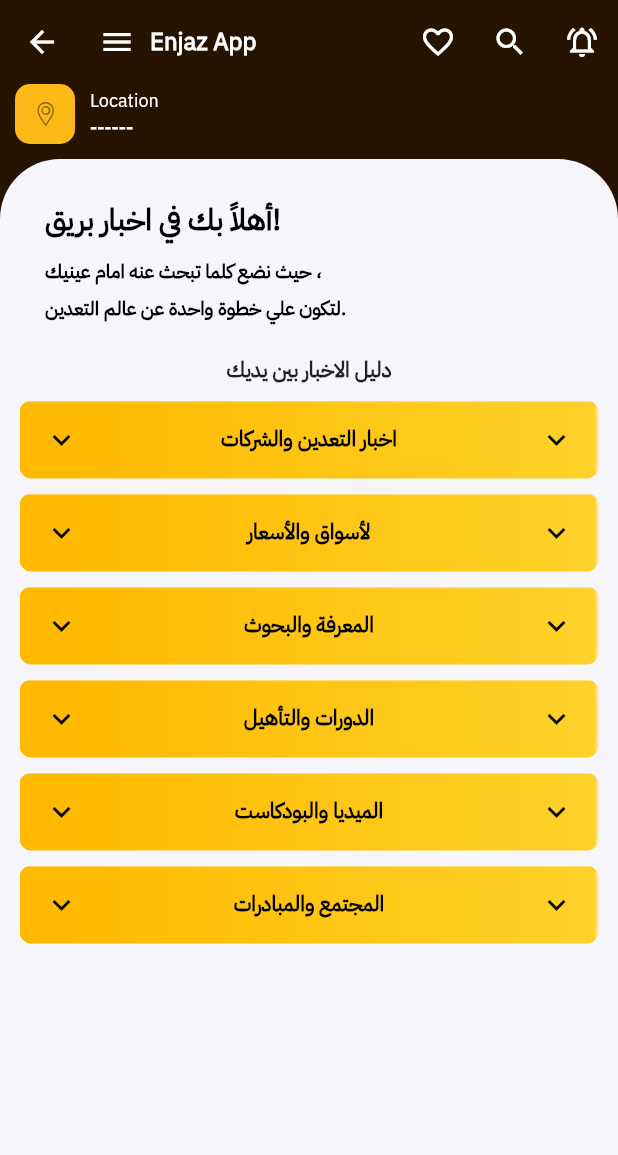
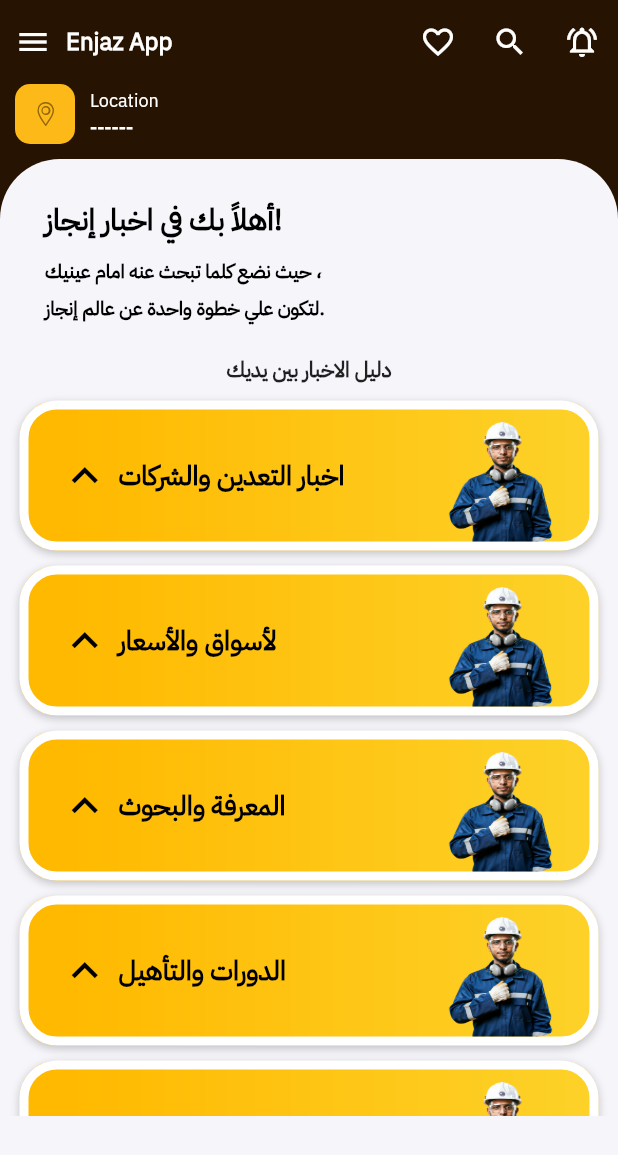
Before and after one commit to mohamed-sd/AlaaeldinMohamede_Enjaz-main, a Flutter app: the HomeNews screen opened directly, on a phone screen of 412 x 824 dp. Shown: the top 1155 px of the screen. Run offline on Flutter 3.47's test engine with Material 3 defaults, Android fonts, the phone set to English and light mode, and no system bars; our stand-ins replace audioplayers, awesome_notifications, bloc, cached_network_image, connectivity_plus, country_picker and 36 more; missing offline and left inert: android_intent_plus, any_link_preview, device_region, encrypt, flutter_pdfview, flutter_stripe and 6 more; accounts and stored records are empty; network calls fail.

Commit message:
loge  update

```diff
--- a/lib/ui/screens/main_activity.dart
+++ b/lib/ui/screens/main_activity.dart
@@ -282,7 +282,7 @@ class MainActivityState extends State<MainActivity>
   late List<Widget> pages = [
     HomeScreen(from: widget.from),
     HomeGuide(),
-    HomeGuide(),
+    HomeNews(),
     // HomeNews(),
     // ChatListScreen(),
     // ItemsScreen(),
@@ -479,7 +479,7 @@ class MainActivityState extends State<MainActivity>
                 //     AppIcons.myAdsNavActive, "myAdsTab".translate(context)),
 
                 buildBottomNavigationbarItem(
-                    2, AppIcons.articles, AppIcons.articles, " نادي التعدين "),
+                    2, AppIcons.articles, AppIcons.articles, "  مجتمع إنجاز "),
 
                 buildBottomNavigationbarItem(3, AppIcons.profileNav,
                     AppIcons.profileNavActive, "profileTab".translate(context))
--- a/lib/ui/screens/navigations/home_news.dart
+++ b/lib/ui/screens/navigations/home_news.dart
@@ -301,7 +301,7 @@ class HomeScreenState extends State<HomeNews>
                               padding: const EdgeInsetsDirectional.fromSTEB(
                                   0, 15, 0, 5),
                               child: Text(
-                                'أهلاً بك في اخبار بريق!',
+                                'أهلاً بك في اخبار إنجاز!',
                                 style: TextStyle(
                                     color: Colors.black,
                                     fontSize: 20,
@@ -326,7 +326,7 @@ class HomeScreenState extends State<HomeNews>
                               padding: const EdgeInsetsDirectional.fromSTEB(
                                   0, 5, 3, 0),
                               child: Text(
-                                'لتكون علي خطوة واحدة عن عالم التعدين.',
+                                'لتكون علي خطوة واحدة عن عالم إنجاز.',
                                 textAlign: TextAlign.justify,
                                 style: TextStyle(
                                     color: Colors.black,
@@ -876,35 +876,85 @@ class HomeScreenState extends State<HomeNews>
     );
   }
 
-  Container title_card(String title , bool section) {
+  Container title_card(String title, bool section) {
     return Container(
       margin: EdgeInsets.symmetric(horizontal: 13),
       width: double.infinity,
-      padding: const EdgeInsets.symmetric(horizontal: 16, vertical: 14),
+      height: 100,
+      padding: EdgeInsetsDirectional.fromSTEB(15, 0, 15, 0),
       decoration: BoxDecoration(
         image: DecorationImage(
           image: AssetImage(AppIcons.categoryBg),
           fit: BoxFit.fill,
         ),
-        borderRadius: BorderRadius.circular(8),
+        boxShadow: [
+          BoxShadow(
+            blurRadius: 4,
+            color: Color(0x33000000),
+            offset: Offset(
+              0,
+              2,
+            ),
+          )
+        ],
+        borderRadius: BorderRadius.circular(25),
+        border: Border.all(
+          color: Colors.white,
+          width: 6,
+        ),
       ),
       child: Row(
+        mainAxisSize: MainAxisSize.max,
+        mainAxisAlignment: MainAxisAlignment.spaceBetween,
         children: [
-          Icon(
-            section ? Icons.keyboard_arrow_up : Icons.keyboard_arrow_down,
-            color: Colors.black,
+          Padding(
+            padding: EdgeInsets.symmetric(horizontal: 5),
+            child: Column(
+              mainAxisSize: MainAxisSize.max,
+              mainAxisAlignment: MainAxisAlignment.center,
+              children: [
+                Icon(
+                  section ? Icons.keyboard_arrow_down : Icons.keyboard_arrow_up,
+                  color: Colors.black,
+                  weight: 8,
+                  size: 35,
+                ),
+              ],
+            ),
           ),
           Expanded(
-            child: CustomText(
-              title,
-              // item.name ?? "",
-              textAlign: TextAlign.center,
-              fontWeight: FontWeight.w600,
+            flex: 3,
+            child: Column(
+              mainAxisSize: MainAxisSize.max,
+              mainAxisAlignment: MainAxisAlignment.center,
+              crossAxisAlignment: CrossAxisAlignment.start,
+              children: [
+                CustomText(
+                  title ?? "",
+                  fontSize: 18,
+                  textAlign: TextAlign.right,
+                  fontWeight: FontWeight.bold,
+                ),
+              ],
             ),
           ),
-          Icon(
-            section ? Icons.keyboard_arrow_up : Icons.keyboard_arrow_down,
-            color: Colors.black,
+          Column(
+            mainAxisSize: MainAxisSize.max,
+            mainAxisAlignment: MainAxisAlignment.end,
+            children: [
+              Align(
+                alignment: AlignmentDirectional(0, 1),
+                child: ClipRRect(
+                  borderRadius: BorderRadius.circular(20),
+                  child: Image.asset(
+                    'assets/main.png',
+                    width: 90,
+                    height: 80,
+                    fit: BoxFit.fill,
+                  ),
+                ),
+              ),
+            ],
           ),
         ],
       ),
```
Also changed, not shown: 5 other files.
